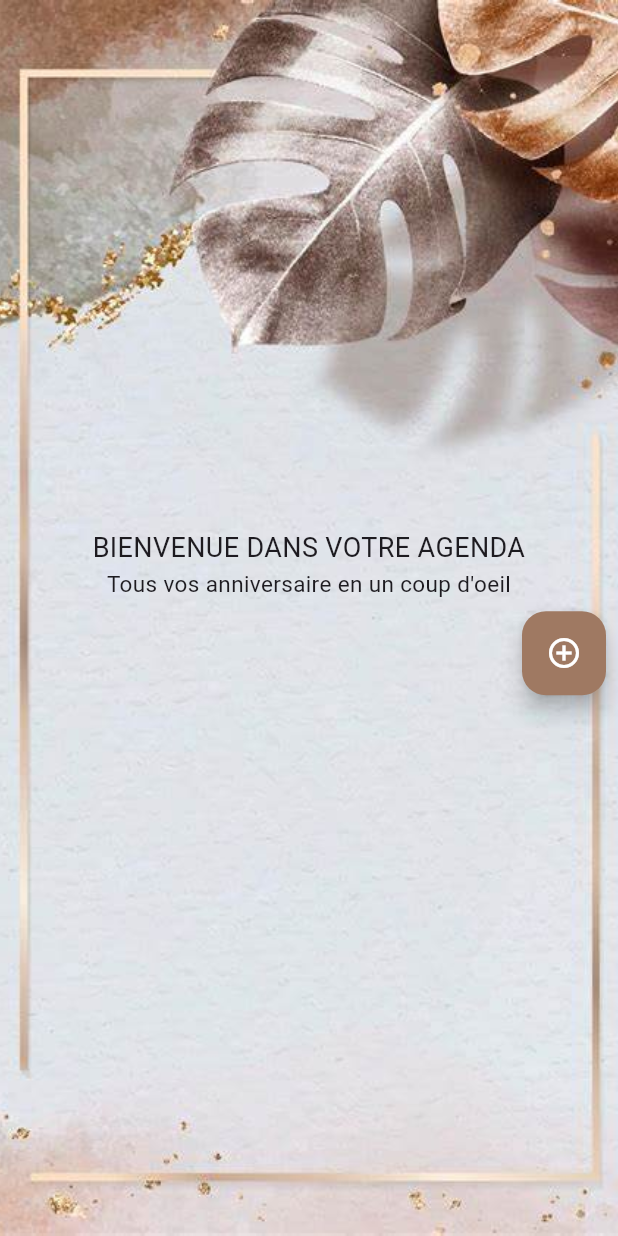
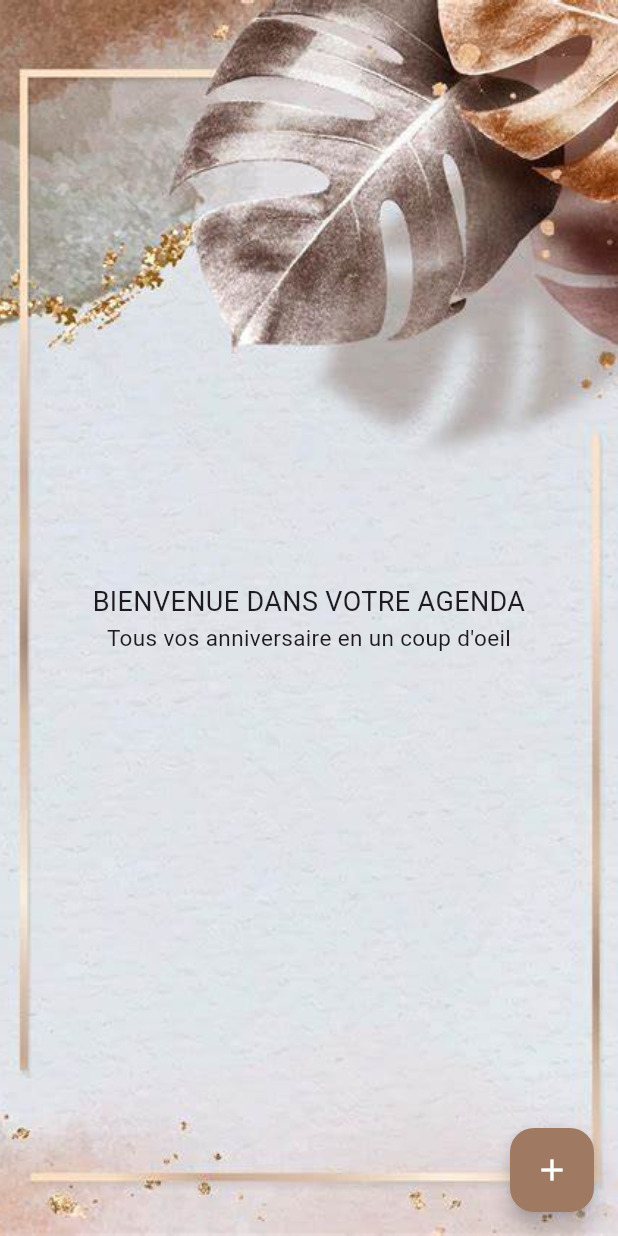
Before and after one commit to Yatandou-Eveline-Traore/Agenda-d-anniversaire, a Flutter app: the screen it shows after launch, on a phone screen of 412 x 824 dp. Run offline on Flutter 3.47's test engine with Material 3 defaults, Android fonts, the phone set to English and light mode, and no system bars; Roboto replaces fonts that are missing (TimesNewRoman).

Commit message:
finalisation de la page welcome et création du menu

```diff
--- a/lib/models/anniversaire.dart
+++ b/lib/models/anniversaire.dart
@@ -2,5 +2,6 @@ class Anniversaire {
   final String nom;
   final String date;
   final String description;
-  Anniversaire(this.nom, this.date, this.description);
+  final String imageUrl;
+  Anniversaire(this.nom, this.date, this.description, this.imageUrl);
 }
--- a/lib/welcome.dart
+++ b/lib/welcome.dart
@@ -1,4 +1,4 @@
-import 'package:flutter/foundation.dart';
+
 import 'package:flutter/material.dart';
 import 'package:projet/home.dart';
 
@@ -7,54 +7,47 @@ class Welcome extends StatelessWidget {
 
   @override
   Widget build(BuildContext context) {
-    var isExpanded;
+
     return Scaffold(
+      //affichage du boutton en bas à droite
+      floatingActionButton: FloatingActionButton(
+        backgroundColor: const Color(0XFF9F7962),
+        foregroundColor: Colors.white,
+        child: const Icon(Icons.add),
+        onPressed: (){
+          Navigator.push(
+                    context, MaterialPageRoute(builder: (context) => Home()));
+        }) ,
 
-        //backgroundColor: const Color.fromARGB(255, 226, 139, 238),
-        body: Container(
-      decoration: BoxDecoration(
-          image: DecorationImage(
-              image: AssetImage("images/fond.jpg"), fit: BoxFit.cover)),
+         body: Container(
+          //construction de notre page welcome
+          decoration: BoxDecoration(
+          image:  DecorationImage(
+             image: AssetImage("images/fond.jpg"), fit: BoxFit.cover)),
       child: Center(
         child: Column(
           mainAxisAlignment: MainAxisAlignment.center,
           children: [
-            Text('BIENVENUE DANS VOTRE AGENDA',
+             Text('BIENVENUE DANS VOTRE AGENDA',
                 style: TextStyle(
                   fontSize: 18,
                   fontFamily: 'TimesNewRoman',
                   fontWeight: FontWeight.normal,
                 ),
                 textAlign: TextAlign.center),
-            Text('Tous vos anniversaire en un coup d\'oeil',
+                 Text('Tous vos anniversaire en un coup d\'oeil',
                 style: TextStyle(
                   fontSize: 15,
                   fontFamily: 'TimesNewRoman',
                   fontWeight: FontWeight.normal,
                 ),
                 textAlign: TextAlign.center),
-            /*ElevatedButton(
-              style: const ButtonStyle(
-                backgroundColor: WidgetStatePropertyAll<Color>(Colors.green),
-              ),
-              onPressed: () {
-                Navigator.push(
-                    context, MaterialPageRoute(builder: (context) => Home()));
-              },
-              child: const Text(
-                'Demarer',
-                style: TextStyle(
-                  color: Colors.black,
-                ),
-              ),
-            ),*/
 
-            Container(
-              alignment: Alignment.bottomRight,
-              child: Padding(
-                padding: const EdgeInsets.all(8.0),
 
-                child: FloatingActionButton(
+
+
+                /*FloatingActionButton(
+
                   backgroundColor: const Color(0XFF9F7962),
                   foregroundColor: Colors.white,
                   onPressed: () {
@@ -62,11 +55,12 @@ class Welcome extends StatelessWidget {
                     Navigator.push(
                         context, MaterialPageRoute(builder: (context) => Home()));
                   },
-                 child: Icon(Icons.add_circle_outline),
+                 child: const Icon(Icons.add_circle_outline),
 
-                ),
-              ),
-            )
+                ),*/
+
+
+
           ],
         ),
       ),
--- a/lib/widgets/anniversaire_details.dart
+++ b/lib/widgets/anniversaire_details.dart
@@ -20,7 +20,9 @@ class AnniversaireDetails extends StatelessWidget {
               height: 200,
               width: double.infinity,
               decoration: BoxDecoration(
-                      borderRadius: BorderRadius.circular(10),),
+                borderRadius: BorderRadius.circular(10),
+                image: new DecorationImage(image: AssetImage(anniversaire.imageUrl),
+                    )),
             ),
           ),
         ],
```
Also changed, not shown: lib/home.dart (+60 -1 lines), lib/widgets/anniversaire_widget.dart (+21 -9 lines), images/3701168934387.png (deleted), images/cadeau.png (added), images/gateau.jpg (added).
